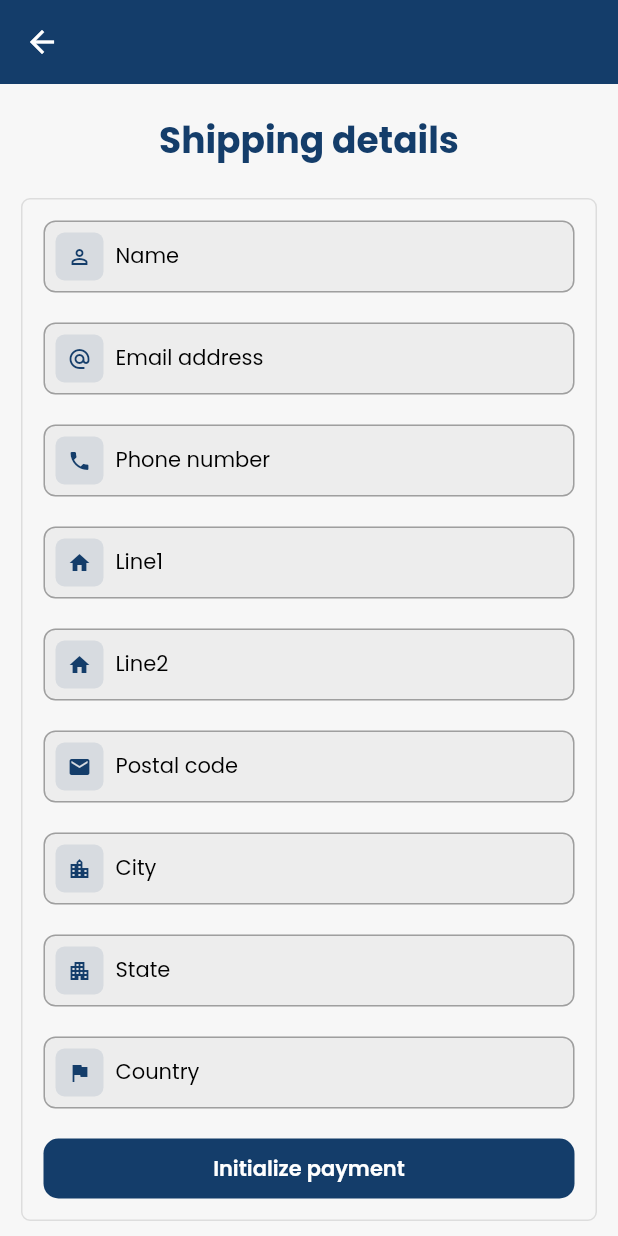
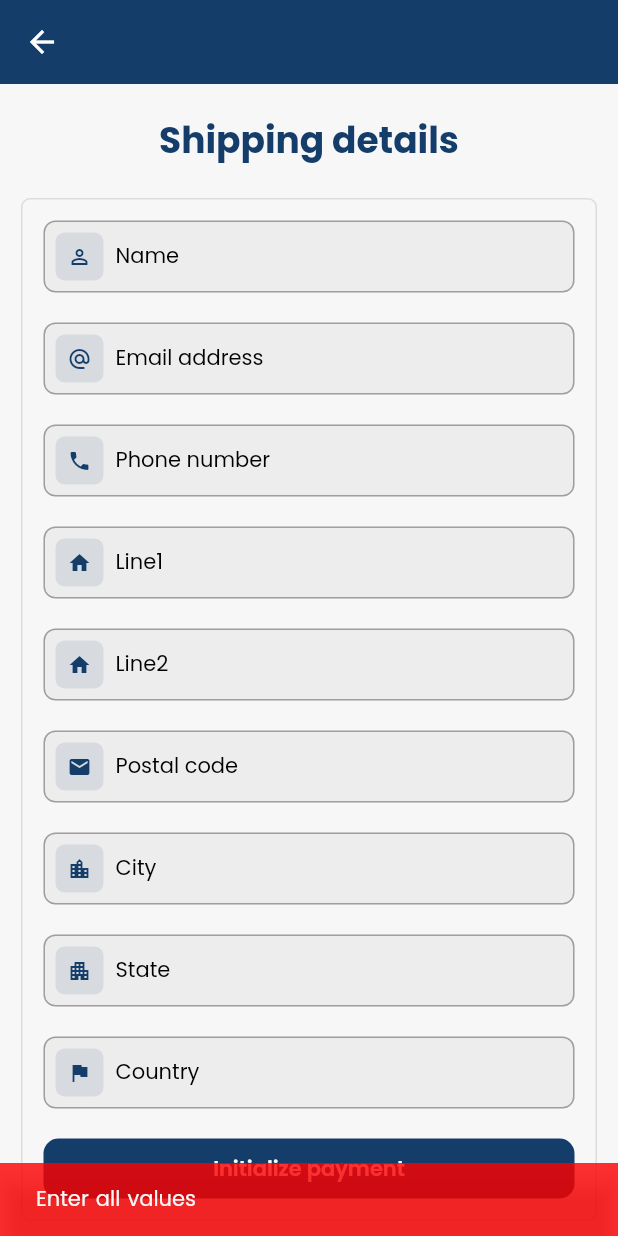
Before and after one commit to sagarstackapp/payment_integration_demo, a Flutter app: the PaymentSheetScreen screen opened directly with empty values, after a tap on "Initialize payment", on a phone screen of 412 x 824 dp. Run offline on Flutter 3.47's test engine with Material 2 defaults, Android fonts, the light colour scheme and no system bars; missing offline and left inert: flutter_stripe.

Commit message:
Add dynamic values for payment

```diff
--- a/lib/common/app/app_methods.dart
+++ b/lib/common/app/app_methods.dart
@@ -27,7 +27,7 @@ showMessage(BuildContext context, String message,
   ScaffoldMessenger.of(context).showSnackBar(
     SnackBar(
       backgroundColor:
-          isError ? ColorConstant.red.withOpacity(0.6) : backgroundColor,
+          isError ? ColorConstant.red.withOpacity(0.8) : backgroundColor,
       content: Text(
         message,
         style: TextStyle(
--- a/lib/rest_api/payment_sheet/rest_api.dart
+++ b/lib/rest_api/payment_sheet/rest_api.dart
@@ -1,5 +1,6 @@
 import 'dart:convert';
 
+import 'package:flutter/foundation.dart';
 import 'package:http/http.dart' as http;
 import 'package:http/http.dart';
 import 'package:payment_integration_demo/common/app/app_methods.dart';
@@ -12,12 +13,13 @@ class RestServices {
     'Content-Type': 'application/x-www-form-urlencoded'
   };
 
-  Future<CustomerModel> createCustomer() async {
+  Future<CustomerModel> createCustomer(
+      {@required String? name, @required String? email}) async {
     String url = '$baseUrl/customers';
     logs('Url --> $url');
     Map<String, String> body = {
-      'name': 'Sagar Anghan',
-      'email': 'sagaranghan.stackapp@gmail.com',
+      'name': name!,
+      'email': email!,
       'description': 'A new customer'
     };
     logs('Body --> $body');
--- a/lib/screens/payment_types/stripe_payment/payment_sheet/payment_sheet_screen.dart
+++ b/lib/screens/payment_types/stripe_payment/payment_sheet/payment_sheet_screen.dart
@@ -102,7 +102,19 @@ class PaymentSheetScreenState extends State<PaymentSheetScreen> {
   }
 
   Future<void> paymentInitialize() async {
-    CustomerModel customerModel = await RestServices().createCustomer();
+    if (nameController.text.isEmpty ||
+        emailController.text.isEmpty ||
+        phoneNoController.text.isEmpty ||
+        cityController.text.isEmpty ||
+        countryController.text.isEmpty ||
+        line1Controller.text.isEmpty ||
+        line2Controller.text.isEmpty ||
+        stateController.text.isEmpty ||
+        postalCodeController.text.isEmpty) {
+      showMessage(context, 'Enter all values');
+    } else {
+      CustomerModel customerModel = await RestServices().createCustomer(
+          name: nameController.text, email: emailController.text);
       logs('CustomerModel --> ${customerModel.toJson()}');
       Map<String, dynamic> paymentModel =
           await RestServices().createPaymentIntents();
@@ -138,3 +150,4 @@ class PaymentSheetScreenState extends State<PaymentSheetScreen> {
       }
     }
   }
+}
```
Lines whose indentation alone changed are shown as unchanged.
